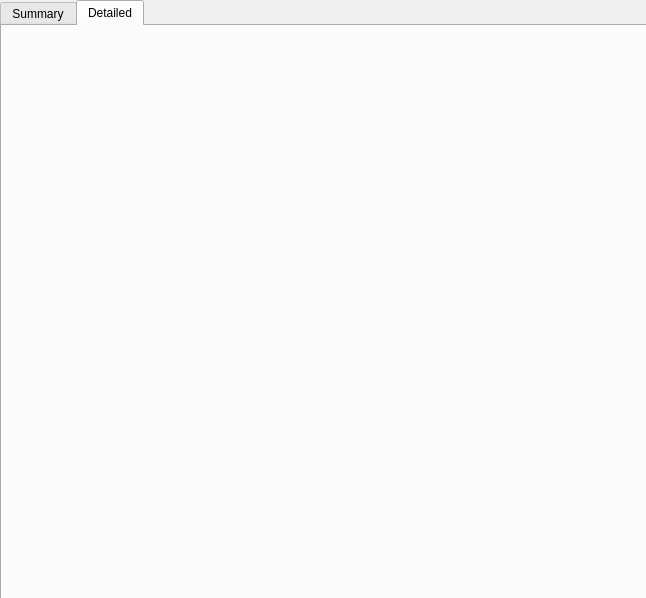
Qt form displayteams.ui (sprinklej/displayText) before a commit.
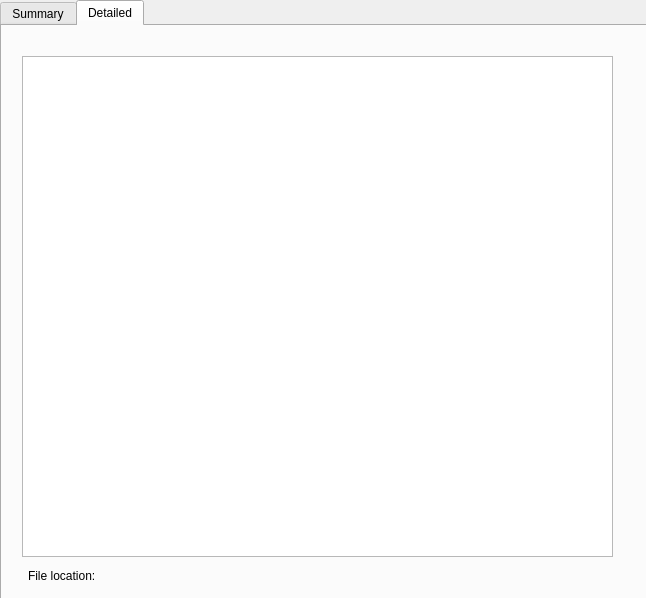
The same form after that commit. The open tabs and pages were chosen to show the change.

Commit message: added saving to a file and displaying text in the detailed report view

```diff
--- a/displayteams.ui
+++ b/displayteams.ui
@@ -57,6 +57,29 @@
     <attribute name="title">
      <string>Detailed</string>
     </attribute>
+    <widget class="QTextBrowser" name="textBrowser_Detailed">
+     <property name="geometry">
+      <rect>
+       <x>20</x>
+       <y>30</y>
+       <width>591</width>
+       <height>501</height>
+      </rect>
+     </property>
+    </widget>
+    <widget class="QLabel" name="label_Detailed_Loc">
+     <property name="geometry">
+      <rect>
+       <x>26</x>
+       <y>540</y>
+       <width>471</width>
+       <height>20</height>
+      </rect>
+     </property>
+     <property name="text">
+      <string>File location:</string>
+     </property>
+    </widget>
    </widget>
   </widget>
  </widget>
```
The commit also changes 5 other files.
